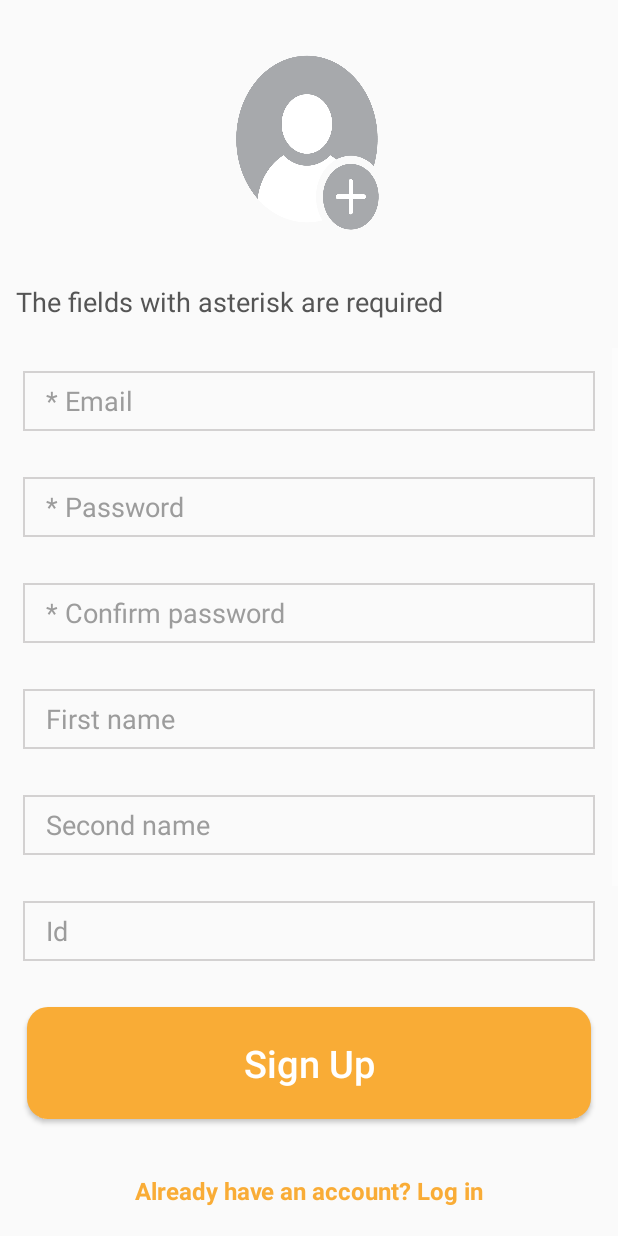
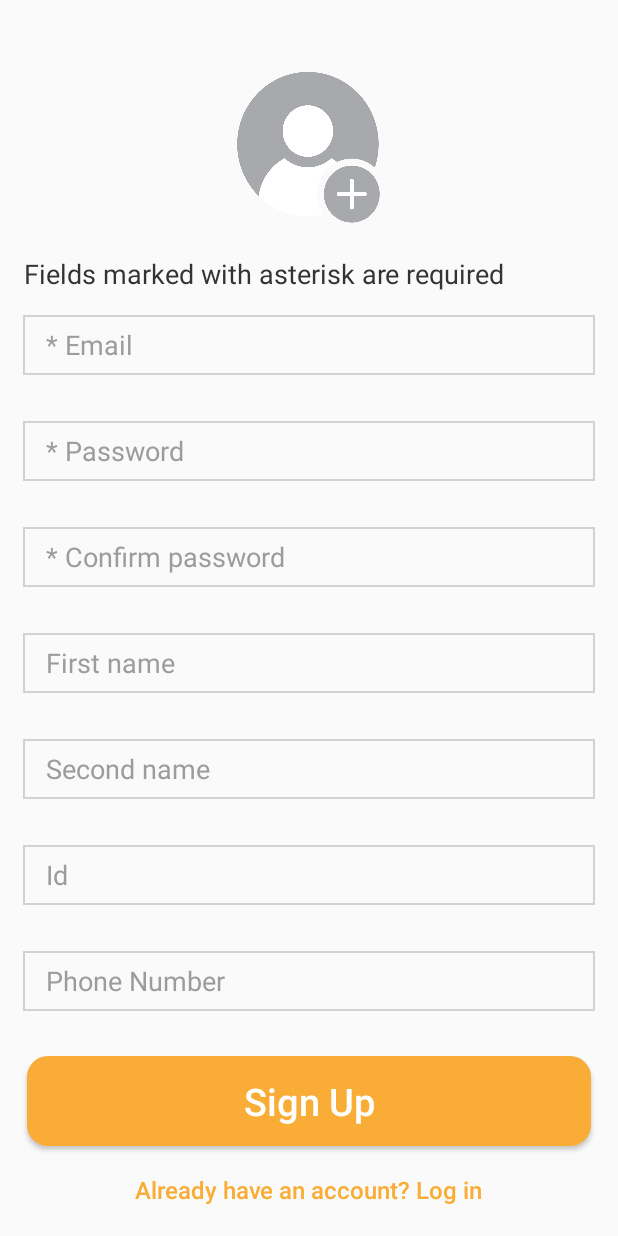
Before and after one commit to shanirfrid/CookingApp, an Android app: the RegisterActivity screen opened directly, with no data from a screen before it, on a phone screen of 412 x 824 dp. Run offline under Robolectric (Android 15) with nearby library versions, the phone set to English and light mode, and no system bars; our stand-ins replace CircleImageView, Firebase (no records; nobody signed in at launch, a user with empty details on screens opened directly).

Commit message:
Refactor+Bugfix[Register Activity]

```diff
--- a/app/src/main/java/com/example/shanir/cookingappofshanir/activities/user/RegisterActivity.java
+++ b/app/src/main/java/com/example/shanir/cookingappofshanir/activities/user/RegisterActivity.java
@@ -42,7 +42,7 @@ public class RegisterActivity extends ImagePromptActivity {
         mPhoneEditText = findViewById(R.id.etPhone);
         mLastNameEmail = findViewById(R.id.etlastname);
         mProgressBarManager = new ProgressBarManager(
-                findViewById(R.id.progressbarregister));
+                findViewById(R.id.register_progress_bar));
 
 
         mFireBaseAuth = FirebaseAuth.getInstance();
@@ -54,7 +54,7 @@ public class RegisterActivity extends ImagePromptActivity {
 
     @SuppressLint("ClickableViewAccessibility")
     private void initScrollView() {
-        mScrollView = findViewById(R.id.sv_signUp);
+        mScrollView = findViewById(R.id.register_profile_details_scroll_view);
         mScrollView.setOnTouchListener((view, motionEvent) -> {
             mEmailEditText.clearFocus();
             mConfirmPassEditText.clearFocus();
@@ -64,7 +64,7 @@ public class RegisterActivity extends ImagePromptActivity {
     }
 
     private void initBackTextView() {
-        mBackTextView = findViewById(R.id.tv_back);
+        mBackTextView = findViewById(R.id.register_back_text_view);
         mBackTextView.setOnClickListener(v -> {
             Intent intent = new Intent(RegisterActivity.this, SignInActivity.class);
             startActivity(intent);
@@ -73,12 +73,12 @@ public class RegisterActivity extends ImagePromptActivity {
     }
 
     private void initSaveButton() {
-        mSaveButton = findViewById(R.id.btSaveregister);
+        mSaveButton = findViewById(R.id.register_sign_up_button);
         mSaveButton.setOnClickListener(v -> registerUser());
     }
 
     private void initProfileImageView() {
-        mImageView = findViewById(R.id.iv_account_profile);
+        mImageView = findViewById(R.id.register_profile_image_view);
         mImageView.setOnClickListener(v -> {
             Permission permission = new Permission(RegisterActivity.this, getApplicationContext());
             permission.requestMultiplePermissions();
@@ -124,15 +124,17 @@ public class RegisterActivity extends ImagePromptActivity {
                     if (task.isSuccessful()) {
                         uploadImage(DbConstants.PROFILE_IMAGES_URL);
                         adduser();
+                        return;
+                    }
+
+                    if (task.getException() instanceof FirebaseAuthUserCollisionException) {
+                        Toast.makeText(RegisterActivity.this, "OOPS! Email already in-use!",
+                                Toast.LENGTH_SHORT).show();
                     } else {
-                        if (task.getException() instanceof FirebaseAuthUserCollisionException)
-                            Toast.makeText(RegisterActivity.this, "OOPS! you are already signed in",
-                                    Toast.LENGTH_SHORT).show();
-                        else {
-                            Toast.makeText(RegisterActivity.this, task.getException().getMessage(),
-                                    Toast.LENGTH_SHORT).show();
-                        }
+                        Toast.makeText(RegisterActivity.this, task.getException().getMessage(),
+                                Toast.LENGTH_SHORT).show();
                     }
+                    mProgressBarManager.requestGone();
                 });
     }
 
@@ -153,7 +155,6 @@ public class RegisterActivity extends ImagePromptActivity {
         DbReference.getDbRefToUser(mFireBaseAuth.getUid()).setValue(user, (databaseError, databaseReferfinence) -> {
             if (databaseError == null) {
                 mProgressBarManager.requestGone();
-                Toast.makeText(RegisterActivity.this, "data successfully saved", Toast.LENGTH_SHORT).show();
                 Intent intent = new Intent(getApplicationContext(), UserIngredientsActivity.class);
                 startActivity(intent);
                 finish();
--- a/app/src/main/res/layout/activity_register.xml
+++ b/app/src/main/res/layout/activity_register.xml
@@ -1,45 +1,53 @@
 <?xml version="1.0" encoding="utf-8"?>
-<LinearLayout xmlns:android="http://schemas.android.com/apk/res/android"
+<androidx.constraintlayout.widget.ConstraintLayout
+    xmlns:android="http://schemas.android.com/apk/res/android"
     xmlns:app="http://schemas.android.com/apk/res-auto"
     android:layout_width="match_parent"
     android:layout_height="match_parent"
-    android:background="#FAFAFA"
+    android:background="@color/colorBackground"
     android:orientation="vertical">
 
     <de.hdodenhof.circleimageview.CircleImageView
-        android:id="@+id/iv_account_profile"
+        android:id="@+id/register_profile_image_view"
         android:layout_width="150dp"
         android:layout_height="150dp"
-        android:layout_alignParentStart="true"
-        android:layout_alignParentTop="true"
-        android:layout_alignParentBottom="true"
+        android:layout_marginTop="20dp"
+        android:src="@drawable/ic_add_profile_photo"
+        app:layout_constraintTop_toTopOf="parent"
+        app:layout_constraintStart_toStartOf="parent"
+        app:layout_constraintEnd_toEndOf="parent"/>
+
+    <ProgressBar
+        android:id="@+id/register_progress_bar"
+        android:layout_width="40dp"
+        android:layout_height="40dp"
         android:layout_gravity="center"
-        android:layout_marginTop="20dp"
-        android:src="@drawable/profile_transperent"
-        android:textColor="#F9AC36" />
+        app:layout_constraintTop_toBottomOf="@id/register_profile_image_view"
+        app:layout_constraintStart_toStartOf="parent"
+        app:layout_constraintEnd_toEndOf="parent"/>
 
     <TextView
-        android:id="@+id/tvheadregister2"
+        android:id="@+id/register_user_notice_text_view"
         android:layout_width="wrap_content"
         android:layout_height="wrap_content"
-        android:layout_weight="0.5"
         android:gravity="center"
-        android:padding="10dp"
-        android:text="The fields with asterisk are required"
-        android:textColor="#555"
-        android:textSize="18sp" />
+        android:text="Fields marked with asterisk are required"
+        android:layout_marginStart="15dp"
+        android:textColor="#333"
+        android:textSize="18sp"
+        app:layout_constraintTop_toBottomOf="@id/register_progress_bar"
+        app:layout_constraintStart_toStartOf="parent"/>
 
     <ScrollView
-        android:id="@+id/sv_signUp"
-        android:layout_width="fill_parent"
-        android:layout_height="300dp"
-        android:layout_weight="3.5"
-        android:background="#FAFAFA"
-        android:fitsSystemWindows="true">
+        android:id="@+id/register_profile_details_scroll_view"
+        android:layout_width="match_parent"
+        android:layout_height="0dp"
+        app:layout_constraintTop_toBottomOf="@id/register_user_notice_text_view"
+        app:layout_constraintBottom_toTopOf="@id/register_sign_up_button">
 
         <LinearLayout
             android:layout_width="match_parent"
-            android:layout_height="match_parent"
+            android:layout_height="wrap_content"
             android:orientation="vertical">
 
             <EditText
@@ -64,9 +72,7 @@
                 android:inputType="textPassword"
                 android:paddingLeft="15sp"
                 android:textColor="#000000"
-                android:textColorHint="#9C9C9C"
-
-                />
+                android:textColorHint="#9C9C9C" />
 
             <EditText
                 android:id="@+id/etconfirmPassword"
@@ -114,9 +120,7 @@
                 android:inputType="number"
                 android:paddingLeft="15sp"
                 android:textColor="#000000"
-                android:textColorHint="#9C9C9C"
-
-                />
+                android:textColorHint="#9C9C9C" />
 
             <EditText
                 android:id="@+id/etPhone"
@@ -129,41 +133,35 @@
                 android:paddingLeft="15sp"
                 android:textColor="#000000"
                 android:textColorHint="#9C9C9C" />
+
         </LinearLayout>
 
     </ScrollView>
 
-    <ProgressBar
-        android:id="@+id/progressbarregister"
-        android:layout_width="30dp"
-        android:layout_height="30dp"
-        android:layout_gravity="center"
-        android:layout_weight="1" />
-
     <Button
-        android:id="@+id/btSaveregister"
+        android:id="@+id/register_sign_up_button"
         android:layout_width="match_parent"
-        android:layout_height="40dp"
+        android:layout_height="60dp"
         android:layout_gravity="center"
         android:layout_margin="18dp"
-        android:layout_weight="1"
         android:background="@drawable/button_design"
         android:text="Sign Up"
         android:textAllCaps="false"
-        android:textColor="#FFFFFF"
-        android:textSize="25sp" />
+        android:textColor="@android:color/white"
+        android:textSize="25sp"
+        app:layout_constraintBottom_toTopOf="@id/register_back_text_view"/>
 
     <TextView
-        android:id="@+id/tv_back"
-        android:layout_width="match_parent"
+        android:id="@+id/register_back_text_view"
+        android:layout_width="wrap_content"
         android:layout_height="wrap_content"
-        android:layout_margin="10dp"
-        android:layout_weight="0.5"
-        android:gravity="center"
+        android:layout_marginBottom="20dp"
+        android:fontFamily="sans-serif-medium"
         android:text="Already have an account? Log in"
-        android:textColor="#F9AC36"
+        android:textColor="@color/colorPrimary"
         android:textSize="16sp"
-        android:textStyle="bold" />
+        app:layout_constraintBottom_toBottomOf="parent"
+        app:layout_constraintStart_toStartOf="parent"
+        app:layout_constraintEnd_toEndOf="parent"/>
 
-
-</LinearLayout>
+</androidx.constraintlayout.widget.ConstraintLayout>
```
Also changed, not shown: app/src/main/res/drawable/ic_add_profile_photo.png (added), app/src/main/res/drawable/profile_transperent.png (deleted).
